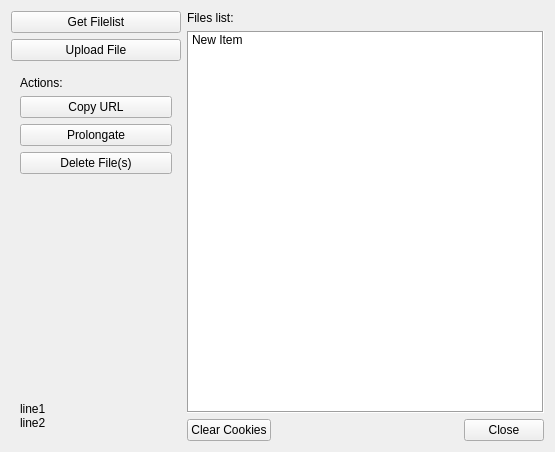
Before: the Qt Designer form generic/yandexnarodplugin/yandexnarodmanage.ui in psi-im/plugins, drawn with Qt 5.
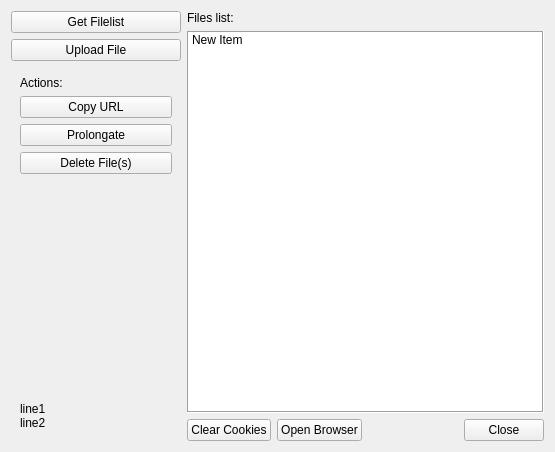
After: the same form once the commit is applied. Icons and pictures are not drawn. Custom widgets are drawn as their Qt base class.

The edit to the form file:
```diff
--- a/generic/yandexnarodplugin/yandexnarodmanage.ui
+++ b/generic/yandexnarodplugin/yandexnarodmanage.ui
@@ -320,6 +320,13 @@
          </property>
         </widget>
        </item>
+       <item>
+        <widget class="QPushButton" name="btnOpenBrowser">
+         <property name="text">
+          <string>Open Browser</string>
+         </property>
+        </widget>
+       </item>
        <item>
         <spacer name="horizontalSpacer">
          <property name="orientation">
```
